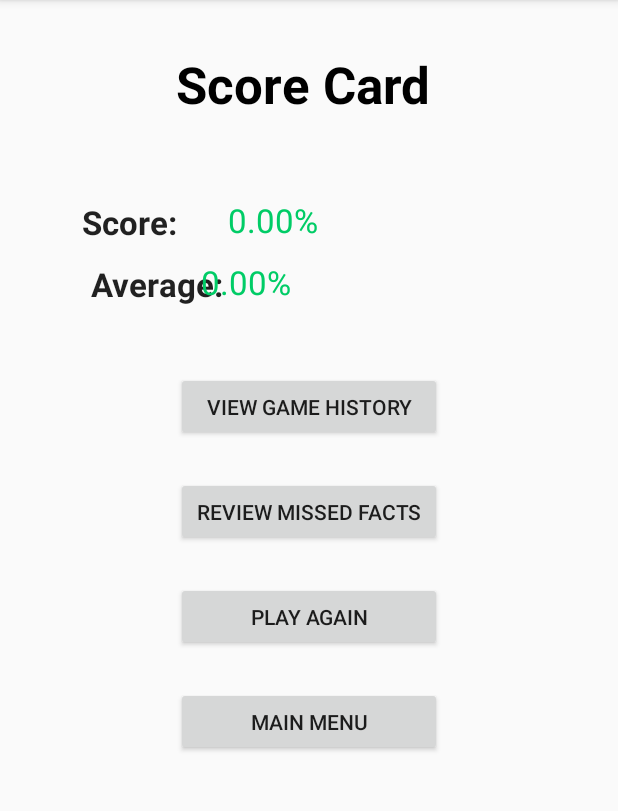
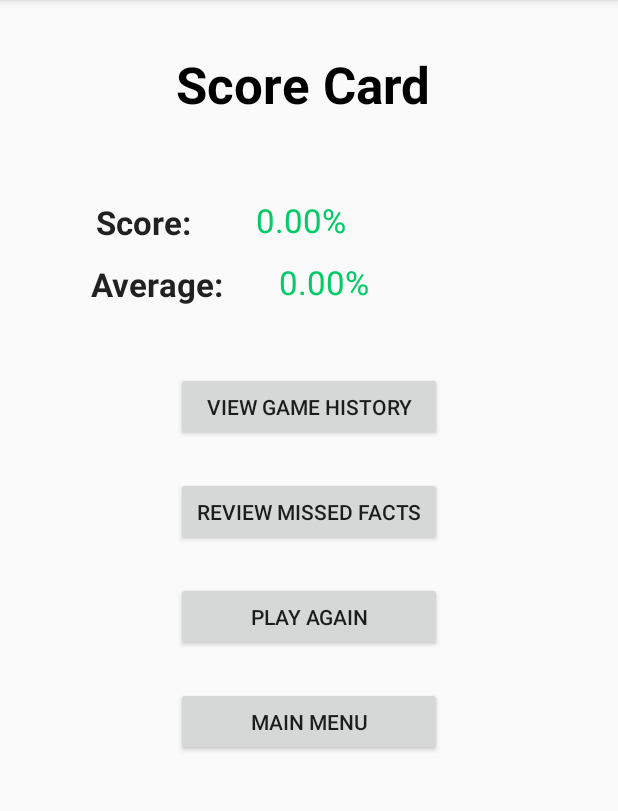
Before and after one commit to TrentonSouth/CS246-StateTheFacts, an Android app: the ScoreCardActivity screen opened directly, with no data from a screen before it, on a phone screen of 412 x 824 dp, the part 84-895 px from its top. Run offline under Robolectric (Android 15) with nearby library versions, the phone set to English and light mode, and no system bars.

Commit message:
fixed alignment for score

```diff
--- a/app/src/main/res/layout/activity_score_card.xml
+++ b/app/src/main/res/layout/activity_score_card.xml
@@ -43,7 +43,7 @@
         android:textAppearance="@style/TextAppearance.AppCompat.Large"
         android:textColor="@color/colorAccent"
         app:layout_constraintEnd_toEndOf="parent"
-        app:layout_constraintHorizontal_bias="0.431"
+        app:layout_constraintHorizontal_bias="0.484"
         app:layout_constraintStart_toStartOf="parent"
         app:layout_constraintTop_toTopOf="parent" />
 
@@ -58,7 +58,7 @@
         android:textAppearance="@style/TextAppearance.AppCompat.Large"
         android:textColor="@color/colorAccent"
         app:layout_constraintEnd_toEndOf="parent"
-        app:layout_constraintHorizontal_bias="1.0"
+        app:layout_constraintHorizontal_bias="0.0"
         app:layout_constraintStart_toEndOf="@+id/textView6"
         app:layout_constraintTop_toBottomOf="@+id/txtScore" />
 
```
